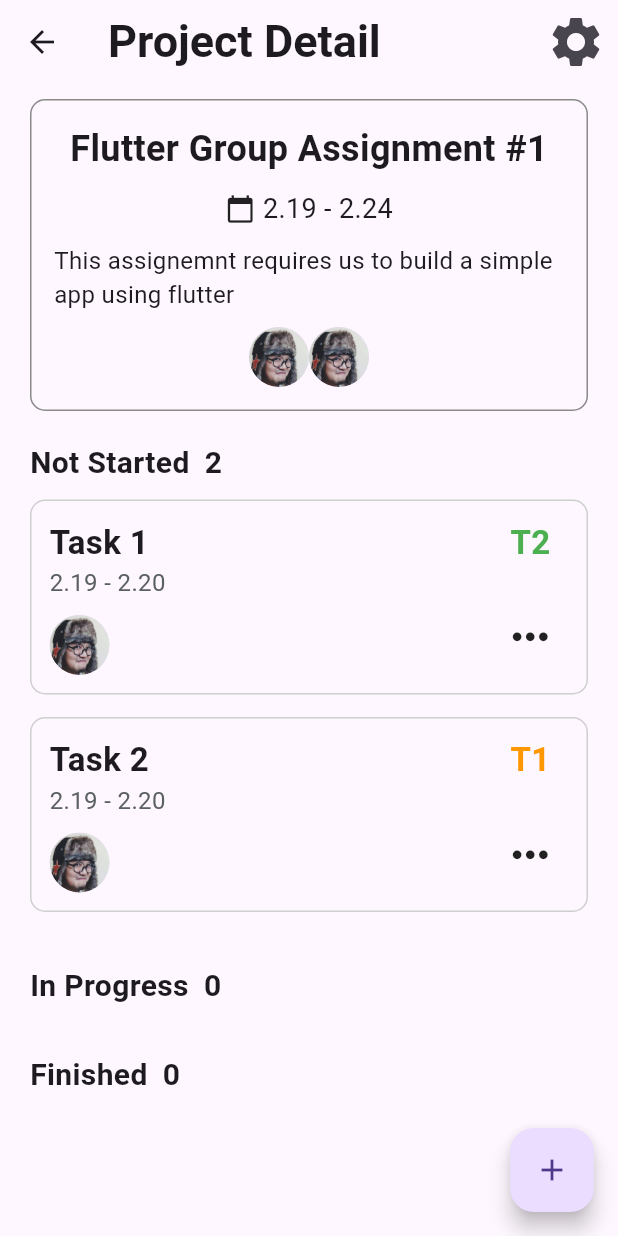
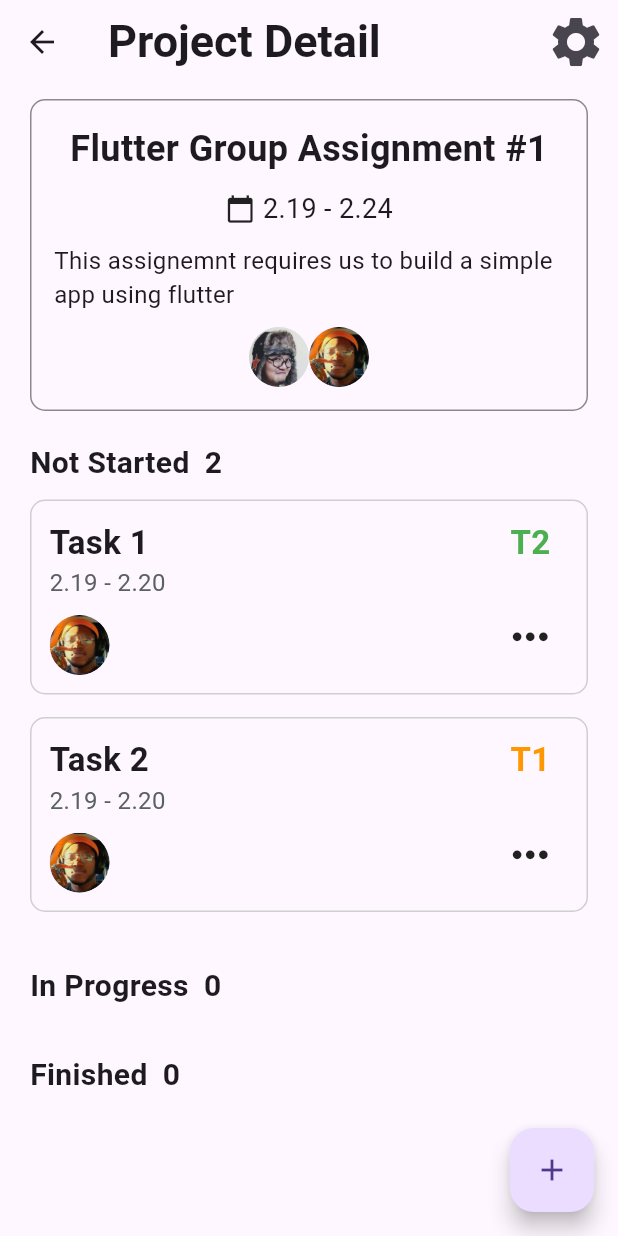
Before and after one commit to Mou2xie/taskSpark, a Flutter app: the screen it shows after launch, after a tap on "Flutter Group Assignment #1", on a phone screen of 412 x 824 dp. Run offline on Flutter 3.47's test engine with Material 3 defaults, Android fonts, the phone set to English and light mode, and no system bars; our stand-ins replace fluttertoast.

Commit message:
last update

```diff
--- a/lib/components/ProjectCard.dart
+++ b/lib/components/ProjectCard.dart
@@ -1,6 +1,7 @@
 import 'package:flutter/material.dart';
 import '../models/ProjectModel.dart';
 
+// The top component in the project detail page
 class ProjectCard extends StatelessWidget {
   final Project project;
 
--- a/lib/components/ProjectItem.dart
+++ b/lib/components/ProjectItem.dart
@@ -1,4 +1,4 @@
-// this is the project item component
+// shown in the project list page
 
 import 'package:flutter/material.dart';
 import 'package:project_manager/models/ProjectModel.dart';
--- a/lib/components/TaskList.dart
+++ b/lib/components/TaskList.dart
@@ -4,6 +4,7 @@ import '../models/TaskStatus.dart';
 import '../components/TaskItem.dart';
 import '../models/ProjectModel.dart';
 
+// display a list of tasks with the specific status
 class TaskList extends StatelessWidget {
   final List<Task> tasks;
   final TaskStatus taskStatus;
--- a/lib/models/Member.dart
+++ b/lib/models/Member.dart
@@ -23,7 +23,7 @@ enum Member {
     switch (this) {
       case Member.sam:
         return CircleAvatar(
-          backgroundImage: AssetImage('lib/assets/images/xie.png'),
+          backgroundImage: AssetImage('lib/assets/images/sam.png'),
         );
       case Member.xie:
         return CircleAvatar(
@@ -31,11 +31,11 @@ enum Member {
         );
       case Member.isha:
         return CircleAvatar(
-          backgroundImage: AssetImage('lib/assets/images/xie.png'),
+          backgroundImage: AssetImage('lib/assets/images/isha.png'),
         );
       case Member.shamshad:
         return CircleAvatar(
-          backgroundImage: AssetImage('lib/assets/images/xie.png'),
+          backgroundImage: AssetImage('lib/assets/images/sham.png'),
         );
     }
   }
--- a/lib/providers/projectsListProvider.dart
+++ b/lib/providers/projectsListProvider.dart
@@ -23,7 +23,6 @@ class ProjectsListProvider extends ChangeNotifier {
     notifyListeners();
   }
 
-  // remove project not used for now
   void removeProject(Project project) {
     _projectsList.remove(project);
     notifyListeners();
```
Also changed, not shown: lib/components/TaskItem.dart (+8 -4 lines), lib/assets/images/isha.png (added), lib/assets/images/sam.png (added), lib/assets/images/sham.png (added), lib/route/createProject.dart (line endings or trailing spaces).
